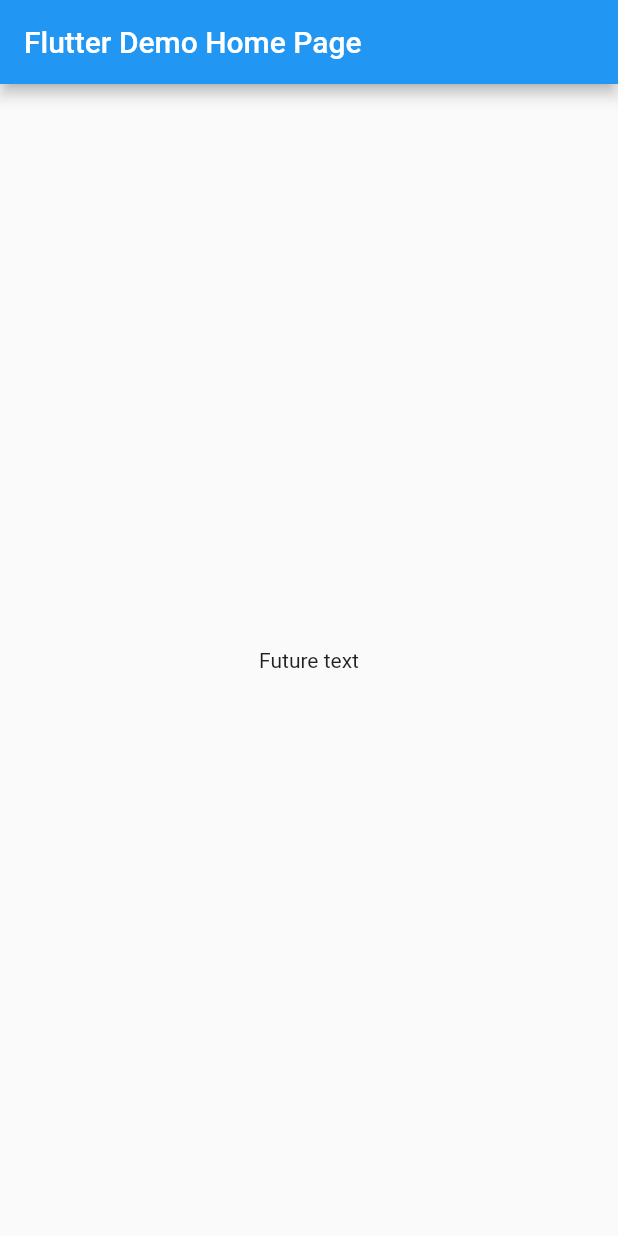
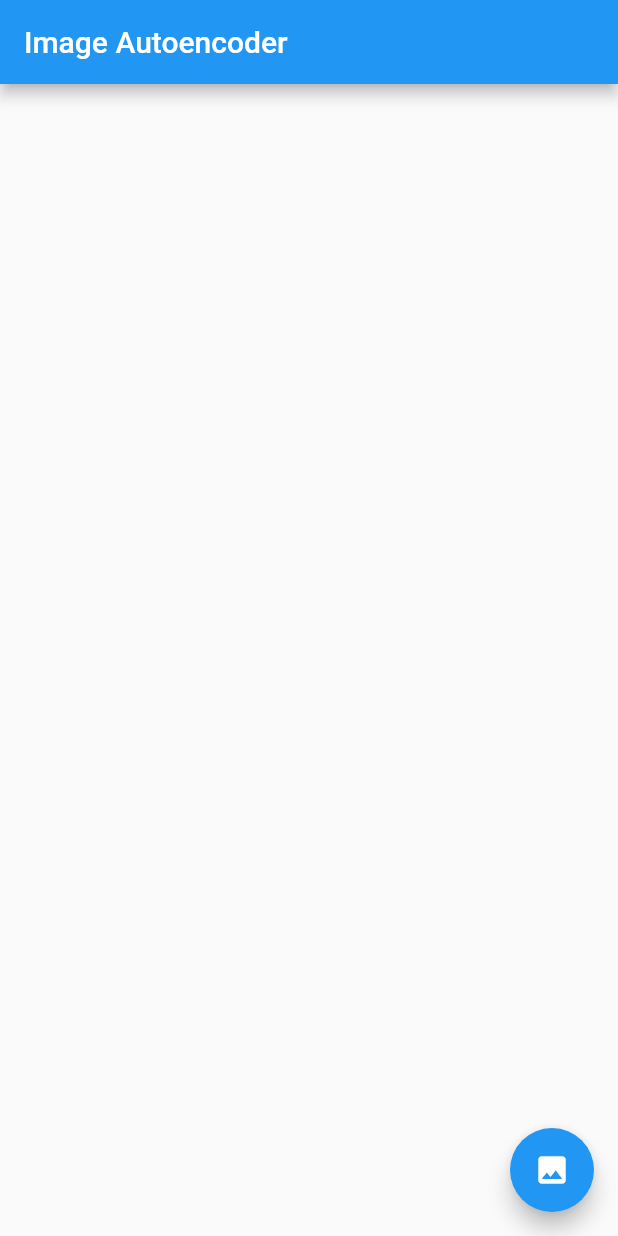
Before and after one commit to rkly/img_autoencoder, a Flutter app: the screen it shows after launch, on a phone screen of 412 x 824 dp. Run offline on Flutter 3.47's test engine with Material 2 defaults, Android fonts, the phone set to English and light mode, and no system bars; our stand-ins replace image_picker; missing offline and left inert: tflite.

Commit message:
image_picker

```diff
--- a/lib/main.dart
+++ b/lib/main.dart
@@ -1,5 +1,6 @@
 import 'package:flutter/material.dart';
 import 'package:tflite/tflite.dart';
+import 'package:image_picker/image_picker.dart';
 
 void main() => runApp(App());
 
@@ -23,7 +24,7 @@ class App extends StatelessWidget {
         // is not restarted.
         primarySwatch: Colors.blue,
       ),
-      home: MyHomePage(title: 'Flutter Demo Home Page'),
+      home: MyHomePage(title: 'Image Autoencoder'),
     );
   }
 }
@@ -47,10 +48,21 @@ class MyHomePage extends StatefulWidget {
 }
 
 class _MyHomePageState extends State<MyHomePage> {
+  bool _busy = false;
 
+  Future predictImagePicker() async {
+    final _picker = ImagePicker();
+    PickedFile _image = await _picker.getImage(source: ImageSource.camera);
+    if (_image == null) return;
+    setState(() {
+      _busy = true;
+    });
+    // todo predictimage
+  }
 
   @override
   Widget build(BuildContext context) {
+    List<Widget> stackChildren = [];
     // This method is rerun every time setState is called, for instance as done
     // by the _incrementCounter method above.
     //
@@ -63,32 +75,14 @@ class _MyHomePageState extends State<MyHomePage> {
         // the App.build method, and use it to set our appbar title.
         title: Text(widget.title),
       ),
-      body: Center(
-        // Center is a layout widget. It takes a single child and positions it
-        // in the middle of the parent.
-        child: Column(
-          // Column is also a layout widget. It takes a list of children and
-          // arranges them vertically. By default, it sizes itself to fit its
-          // children horizontally, and tries to be as tall as its parent.
-          //
-          // Invoke "debug painting" (press "p" in the console, choose the
-          // "Toggle Debug Paint" action from the Flutter Inspector in Android
-          // Studio, or the "Toggle Debug Paint" command in Visual Studio Code)
-          // to see the wireframe for each widget.
-          //
-          // Column has various properties to control how it sizes itself and
-          // how it positions its children. Here we use mainAxisAlignment to
-          // center the children vertically; the main axis here is the vertical
-          // axis because Columns are vertical (the cross axis would be
-          // horizontal).
-          mainAxisAlignment: MainAxisAlignment.center,
-          children: <Widget>[
-            Text(
-              'Future text',
-            ),
-          ],
-        ),
+      body: Stack(
+        children: stackChildren,
       ), // This trailing comma makes auto-formatting nicer for build methods.
+      floatingActionButton: FloatingActionButton(
+        onPressed: predictImagePicker,
+        tooltip: 'Select Image',
+        child: Icon(Icons.image),
+      ),
     );
   }
 }
--- a/pubspec.yaml
+++ b/pubspec.yaml
@@ -20,6 +20,7 @@ dependencies:
   flutter:
     sdk: flutter
   tflite: ^1.0.6
+  image_picker: ^0.6.7+2
 
   # The following adds the Cupertino Icons font to your application.
   # Use with the CupertinoIcons class for iOS style icons.
```
Also changed, not shown: pubspec.lock.
